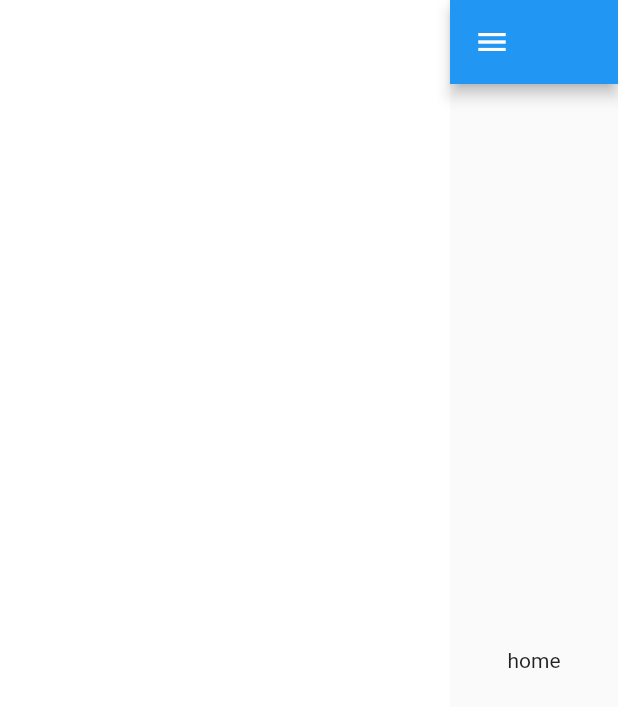
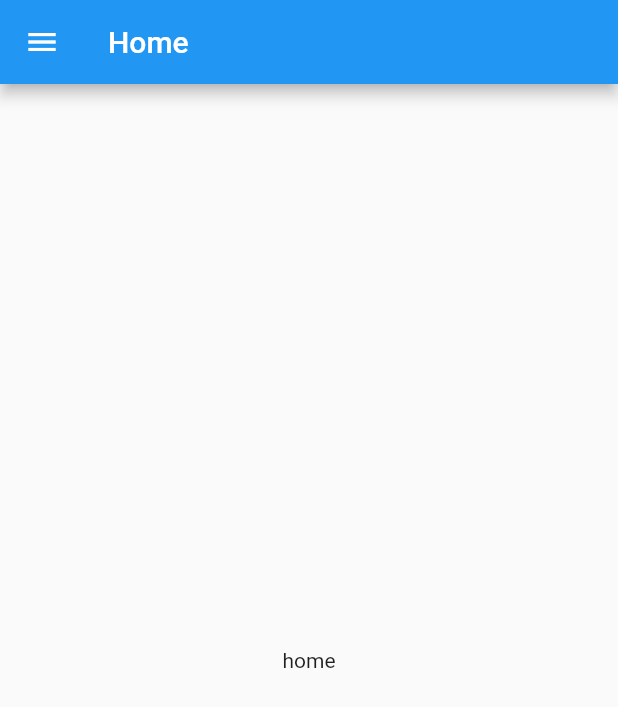
Before and after one commit to incon/nav_test, a Flutter app: the screen it shows after launch, on a phone screen of 412 x 824 dp. Shown: the top 707 px of the screen. Run offline on Flutter 3.47's test engine with Material 2 defaults, Android fonts, the phone set to English and light mode, and no system bars.

Commit message:
Correct mobile view

```diff
--- a/lib/main.dart
+++ b/lib/main.dart
@@ -25,9 +25,10 @@ class MyApp extends StatelessWidget {
             children: [
               Row(
                 children: [
-                  Container(
-                    width: 300.0,
-                  ),
+                  if (mediaQuery.size.width >= 1000)
+                    Container(
+                      width: 300.0,
+                    ),
                   Expanded(
                     child: Container(
                       width: 300.0,
--- a/lib/my_scaffold.dart
+++ b/lib/my_scaffold.dart
@@ -18,7 +18,7 @@ class MyScaffold extends StatelessWidget {
       appBar: AppBar(
         title: Text(title),
       ),
-      drawer: MediaQuery.of(context).size.width < 1000
+      drawer: MediaQuery.of(context).size.width < 1000 && drawer
           ? Drawer(
               child: MyMenu(),
             )
```
